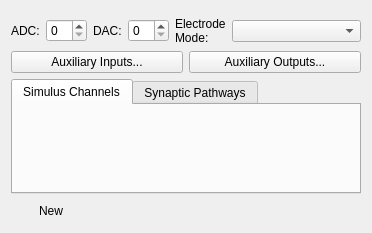
ctigaret/scipyen, file src/scipyen/gui/widgets/dataclasswidgets/recordingsourcewidget.ui: the form before one commit.
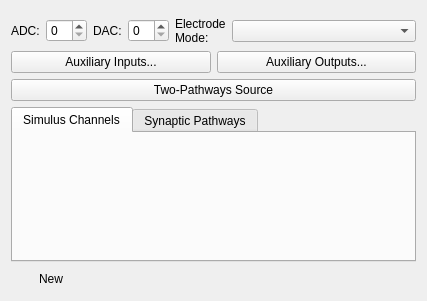
The form after the commit. Icons and pictures are not drawn. Custom widgets are drawn as their Qt base class.

Diff of the .ui file:
```diff
--- a/src/scipyen/gui/widgets/dataclasswidgets/recordingsourcewidget.ui
+++ b/src/scipyen/gui/widgets/dataclasswidgets/recordingsourcewidget.ui
@@ -6,14 +6,91 @@
    <rect>
     <x>0</x>
     <y>0</y>
-    <width>372</width>
-    <height>233</height>
+    <width>427</width>
+    <height>301</height>
    </rect>
   </property>
   <property name="windowTitle">
    <string>Form</string>
   </property>
   <layout class="QGridLayout" name="gridLayout_2">
+   <item row="5" column="0">
+    <layout class="QHBoxLayout" name="horizontalLayout_7">
+     <item>
+      <widget class="QPushButton" name="createObjectPushButton">
+       <property name="toolTip">
+        <string>Create a new RecordingSource from current data</string>
+       </property>
+       <property name="statusTip">
+        <string>Create a new RecordingSource from current data</string>
+       </property>
+       <property name="whatsThis">
+        <string>Create a new RecordingSource from current data</string>
+       </property>
+       <property name="text">
+        <string>New</string>
+       </property>
+       <property name="flat">
+        <bool>true</bool>
+       </property>
+      </widget>
+     </item>
+     <item>
+      <spacer name="horizontalSpacer_2">
+       <property name="orientation">
+        <enum>Qt::Orientation::Horizontal</enum>
+       </property>
+       <property name="sizeHint" stdset="0">
+        <size>
+         <width>40</width>
+         <height>20</height>
+        </size>
+       </property>
+      </spacer>
+     </item>
+    </layout>
+   </item>
+   <item row="4" column="0">
+    <widget class="QTabWidget" name="tabWidget">
+     <property name="currentIndex">
+      <number>0</number>
+     </property>
+     <widget class="QWidget" name="stimulusChannelsTab">
+      <attribute name="title">
+       <string>Simulus Channels</string>
+      </attribute>
+      <layout class="QGridLayout" name="gridLayout">
+       <item row="0" column="0">
+        <widget class="TableEditorWidget" name="stimulusListTable" native="true">
+         <property name="sizePolicy">
+          <sizepolicy hsizetype="Preferred" vsizetype="Expanding">
+           <horstretch>0</horstretch>
+           <verstretch>0</verstretch>
+          </sizepolicy>
+         </property>
+        </widget>
+       </item>
+      </layout>
+     </widget>
+     <widget class="QWidget" name="synapticPathwaysTab">
+      <attribute name="title">
+       <string>Synaptic Pathways</string>
+      </attribute>
+      <layout class="QGridLayout" name="gridLayout_3">
+       <item row="0" column="0">
+        <widget class="TableEditorWidget" name="synapticPathwaysTable" native="true">
+         <property name="sizePolicy">
+          <sizepolicy hsizetype="MinimumExpanding" vsizetype="Preferred">
+           <horstretch>0</horstretch>
+           <verstretch>0</verstretch>
+          </sizepolicy>
+         </property>
+        </widget>
+       </item>
+      </layout>
+     </widget>
+    </widget>
+   </item>
    <item row="0" column="0">
     <widget class="NameDescriptionWidget" name="nameDescriptionWidget" native="true"/>
    </item>
@@ -95,82 +172,24 @@
     </layout>
    </item>
    <item row="3" column="0">
-    <widget class="QTabWidget" name="tabWidget">
-     <property name="currentIndex">
-      <number>0</number>
+    <widget class="QPushButton" name="createTwoPathwaysSourcePushButton">
+     <property name="toolTip">
+      <string>Create a two-pathway source directly</string>
      </property>
-     <widget class="QWidget" name="stimulusChannelsTab">
-      <attribute name="title">
-       <string>Simulus Channels</string>
-      </attribute>
-      <layout class="QGridLayout" name="gridLayout">
-       <item row="0" column="0">
-        <widget class="TableEditorWidget" name="stimulusListTable" native="true">
-         <property name="sizePolicy">
-          <sizepolicy hsizetype="Preferred" vsizetype="Expanding">
-           <horstretch>0</horstretch>
-           <verstretch>0</verstretch>
-          </sizepolicy>
-         </property>
-        </widget>
-       </item>
-      </layout>
-     </widget>
-     <widget class="QWidget" name="synapticPathwaysTab">
-      <attribute name="title">
-       <string>Synaptic Pathways</string>
-      </attribute>
-      <layout class="QGridLayout" name="gridLayout_3">
-       <item row="0" column="0">
-        <widget class="TableEditorWidget" name="synapticPathwaysTable" native="true">
-         <property name="sizePolicy">
-          <sizepolicy hsizetype="MinimumExpanding" vsizetype="Preferred">
-           <horstretch>0</horstretch>
-           <verstretch>0</verstretch>
-          </sizepolicy>
-         </property>
-        </widget>
-       </item>
-      </layout>
-     </widget>
+     <property name="statusTip">
+      <string>Create a two-pathway source directly</string>
+     </property>
+     <property name="whatsThis">
+      <string>Create a two-pathway source directly</string>
+     </property>
+     <property name="text">
+      <string>Two-Pathways Source</string>
+     </property>
+     <property name="icon">
+      <iconset theme="document-new-from-template"/>
+     </property>
     </widget>
    </item>
-   <item row="4" column="0">
-    <layout class="QHBoxLayout" name="horizontalLayout_7">
-     <item>
-      <widget class="QPushButton" name="createObjectPushButton">
-       <property name="toolTip">
-        <string>Create a new RecordingSource from current data</string>
-       </property>
-       <property name="statusTip">
-        <string>Create a new RecordingSource from current data</string>
-       </property>
-       <property name="whatsThis">
-        <string>Create a new RecordingSource from current data</string>
-       </property>
-       <property name="text">
-        <string>New</string>
-       </property>
-       <property name="flat">
-        <bool>true</bool>
-       </property>
-      </widget>
-     </item>
-     <item>
-      <spacer name="horizontalSpacer_2">
-       <property name="orientation">
-        <enum>Qt::Orientation::Horizontal</enum>
-       </property>
-       <property name="sizeHint" stdset="0">
-        <size>
-         <width>40</width>
-         <height>20</height>
-        </size>
-       </property>
-      </spacer>
-     </item>
-    </layout>
-   </item>
   </layout>
  </widget>
  <customwidgets>
```
Left out of the diff: 48 changed lines with no effect on the pictures.
